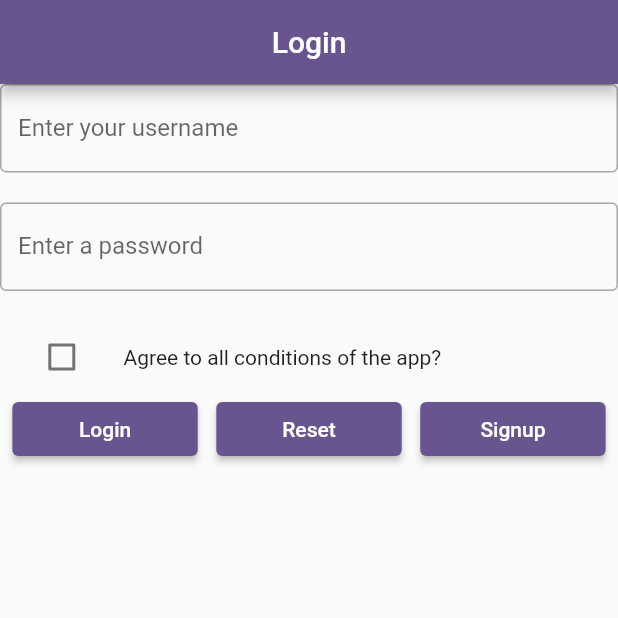
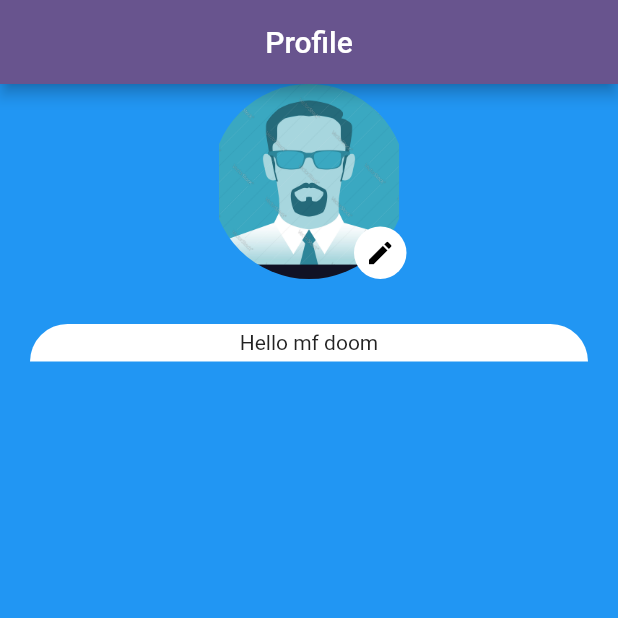
Before and after one commit to Swbhaav/Flutter, a Flutter app: the screen it shows after launch, on a phone screen of 412 x 824 dp, the top half of it. Run offline on Flutter 3.47's test engine with Material 3 defaults, Android fonts, the light colour scheme and no system bars; our stand-ins replace cloud_firestore, dio, firebase_auth, firebase_core; missing offline and left inert: dart:js; accounts and stored records are empty.

Commit message:
Profile-desig

```diff
--- a/lib/profile.dart
+++ b/lib/Profile/profile.dart
@@ -1,4 +1,5 @@
 import 'package:flutter/material.dart';
+import 'package:form/Profile/profile_view.dart';
 import 'package:form/service/firebase_database_service.dart';
 
 class profilePage extends StatelessWidget {
@@ -21,13 +22,13 @@ class profilePage extends StatelessWidget {
             }
             if (snapshot.connectionState == ConnectionState.done) {
               usersList = snapshot.data as List;
-              return Center(
-                child: Text('${usersList[0]}'),
-              );
+              return ProfileView() ;
             }
             return Center(
               child: SizedBox(
                 child: CircularProgressIndicator(),
+                height: 50,
+                width: 50,
               ),
             );
           },
--- /dev/null
+++ b/lib/Profile/profile_view.dart
@@ -0,0 +1,66 @@
+import 'package:flutter/material.dart';
+
+class ProfileView extends StatelessWidget {
+  const ProfileView({super.key});
+
+  @override
+  Widget build(BuildContext context) {
+    return Scaffold(
+      backgroundColor: Colors.blue,
+      body: SingleChildScrollView(
+        child: Center(
+          child: Column(
+            children: [
+              Stack(
+                children: [
+                  SizedBox(
+                    width: 130,
+                    height: 130,
+                    child: ClipRRect(
+                      borderRadius: BorderRadius.circular(100),
+                      child: Image.asset('assets/pics/profile.jpg'),
+                    ),
+                  ),
+                  Positioned(
+                      right: 0,
+                      bottom: 0,
+                      child: Container(
+                        height: 35,
+                        width: 35,
+                        decoration: BoxDecoration(
+                          color: Colors.white,
+                          borderRadius: BorderRadius.circular(100),
+                        ),
+                        child: Icon(
+                          Icons.edit,
+                          color: Colors.black,
+                          size: 20,
+                        ),
+                      ))
+                ],
+              ),
+              SizedBox(
+                height: 30,
+              ),
+              Padding(
+                padding: const EdgeInsets.symmetric(horizontal: 20),
+                child: Container(
+                  height: 25,
+                  decoration: BoxDecoration(
+                    color: Colors.white,
+                    borderRadius: BorderRadius.only(
+                        topLeft: Radius.circular(30),
+                        topRight: Radius.circular(30)),
+                  ),
+                  child: Center(
+                    child: Text('Hello mf doom'),
+                  ),
+                ),
+              ),
+            ],
+          ),
+        ),
+      ),
+    );
+  }
+}
--- a/lib/login.dart
+++ b/lib/login.dart
@@ -29,6 +29,7 @@ class _LoginState extends State<Login> {
         child: Column(
           children: [
             TextFormField(
+              controller: _usernameController,
               keyboardType: TextInputType.emailAddress,
               decoration: InputDecoration(
                   border: OutlineInputBorder(
@@ -40,6 +41,7 @@ class _LoginState extends State<Login> {
               height: 20,
             ),
             TextFormField(
+              controller: _passwordController,
               obscureText: true,
               keyboardType: TextInputType.text,
               decoration: InputDecoration(
@@ -90,6 +92,7 @@ class _LoginState extends State<Login> {
                           final User? user = await firebaseAuthService.loginWithEmailAndPassword(username, password);
                           if(user != null){
                             print('login successful');
+                            Navigator.of(context).pushNamed('/Profile');
                           }else{
                             print('login error');
                           }
--- a/lib/main.dart
+++ b/lib/main.dart
@@ -4,7 +4,7 @@ import 'package:form/list_view_page.dart';
 import 'package:form/dashboard.dart';
 import 'package:form/login.dart';
 import 'package:form/offers.dart';
-import 'package:form/profile.dart';
+import 'package:form/Profile/profile.dart';
 import 'package:form/splash.dart';
 import 'package:form/utils/default_firebase_options.dart';
 import 'package:firebase_core/firebase_core.dart';
@@ -26,6 +26,7 @@ void main() {
       '/Dashboard': (context) => Dashboard(),
       '/List_view': (context) => ListView(),
       '/mainApp': (context) => MyApp(),
+      '/Profile': (context) => profilePage(),
     },
 
     debugShowCheckedModeBanner: false,
--- a/lib/service/firebase_auth_service.dart
+++ b/lib/service/firebase_auth_service.dart
@@ -24,5 +24,14 @@ class FirebaseAuthService{
     }
     return null;
   }
+  ///This function is used to logout user from firebase
+  void signOutUser()async{
+    try{
+      _auth.signOut();
+    }
+    catch(e){
+      print('Error while Signout $e');
+    }
+  }
 
 }
--- a/lib/splash.dart
+++ b/lib/splash.dart
@@ -13,7 +13,7 @@ class splash extends StatefulWidget {
 class _splashState extends State<splash> {
   @override
   void initState() {
-    Timer(Duration(seconds: 5),()=> Navigator.of(context).pushReplacementNamed('/Login'));
+    Timer(Duration(seconds: 5),()=> Navigator.of(context).pushReplacementNamed('/Profile'));
     super.initState();
   }
   Widget build(BuildContext context) {
--- a/pubspec.yaml
+++ b/pubspec.yaml
@@ -65,6 +65,7 @@ flutter:
   # To add assets to your application, add an assets section, like this:
   assets:
     - assets/images/
+    - assets/pics/
   #   - images/a_dot_ham.jpeg
 
   # An image asset can refer to one or more resolution-specific "variants", see
```
Also changed, not shown: assets/pics/profile.jpg (added).
